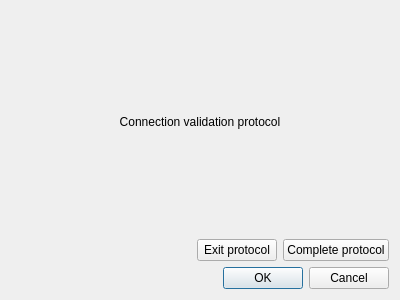
janelia-flyem/NeuTu, file neurolabi/gui/protocols/connectionvalidationprotocol.ui: the form before one commit.
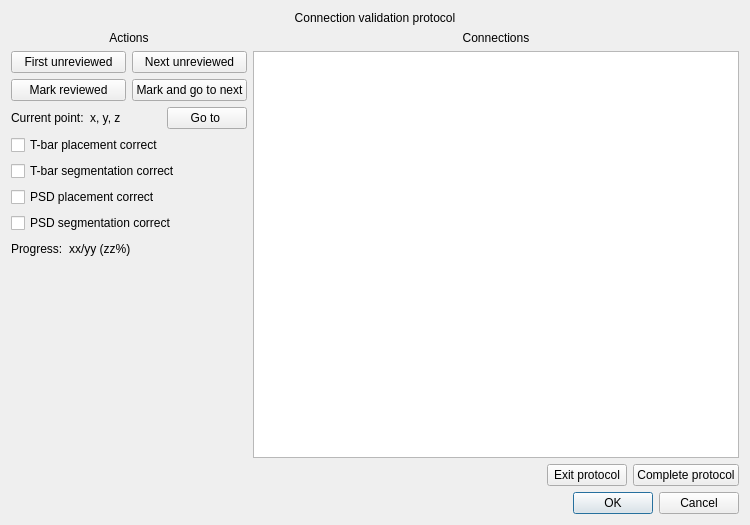
The form after the commit.

Commit message: checkpoint; UI laid out, points load, points select

What changed in the file:
```diff
--- a/neurolabi/gui/protocols/connectionvalidationprotocol.ui
+++ b/neurolabi/gui/protocols/connectionvalidationprotocol.ui
@@ -6,14 +6,14 @@
    <rect>
     <x>0</x>
     <y>0</y>
-    <width>400</width>
-    <height>300</height>
+    <width>750</width>
+    <height>525</height>
    </rect>
   </property>
   <property name="windowTitle">
    <string>Dialog</string>
   </property>
-  <layout class="QVBoxLayout" name="verticalLayout">
+  <layout class="QVBoxLayout" name="verticalLayout" stretch="0,1,0,0">
    <item>
     <widget class="QLabel" name="label">
      <property name="text">
@@ -24,6 +24,197 @@
      </property>
     </widget>
    </item>
+   <item>
+    <layout class="QHBoxLayout" name="horizontalLayout_2" stretch="0,1">
+     <item>
+      <layout class="QVBoxLayout" name="verticalLayout_2">
+       <item>
+        <widget class="QLabel" name="label_2">
+         <property name="text">
+          <string>Actions</string>
+         </property>
+         <property name="alignment">
+          <set>Qt::AlignCenter</set>
+         </property>
+        </widget>
+       </item>
+       <item>
+        <layout class="QHBoxLayout" name="horizontalLayout_3">
+         <item>
+          <widget class="QPushButton" name="firstButton">
+           <property name="text">
+            <string>First unreviewed</string>
+           </property>
+          </widget>
+         </item>
+         <item>
+          <widget class="QPushButton" name="nextButton">
+           <property name="text">
+            <string>Next unreviewed</string>
+           </property>
+          </widget>
+         </item>
+        </layout>
+       </item>
+       <item>
+        <layout class="QHBoxLayout" name="horizontalLayout_4">
+         <item>
+          <widget class="QPushButton" name="markButton">
+           <property name="text">
+            <string>Mark reviewed</string>
+           </property>
+          </widget>
+         </item>
+         <item>
+          <widget class="QPushButton" name="markAndNextButton">
+           <property name="text">
+            <string>Mark and go to next</string>
+           </property>
+          </widget>
+         </item>
+        </layout>
+       </item>
+       <item>
+        <layout class="QHBoxLayout" name="horizontalLayout_5">
+         <item>
+          <widget class="QLabel" name="label_3">
+           <property name="text">
+            <string>Current point:</string>
+           </property>
+          </widget>
+         </item>
+         <item>
+          <widget class="QLabel" name="currentLabel">
+           <property name="text">
+            <string>x, y, z</string>
+           </property>
+          </widget>
+         </item>
+         <item>
+          <spacer name="horizontalSpacer_2">
+           <property name="orientation">
+            <enum>Qt::Horizontal</enum>
+           </property>
+           <property name="sizeHint" stdset="0">
+            <size>
+             <width>40</width>
+             <height>20</height>
+            </size>
+           </property>
+          </spacer>
+         </item>
+         <item>
+          <widget class="QPushButton" name="gotoButton">
+           <property name="text">
+            <string>Go to </string>
+           </property>
+          </widget>
+         </item>
+        </layout>
+       </item>
+       <item>
+        <widget class="QCheckBox" name="tbarCheckBox">
+         <property name="text">
+          <string>T-bar placement correct</string>
+         </property>
+        </widget>
+       </item>
+       <item>
+        <widget class="QCheckBox" name="tbarSegCheckBox">
+         <property name="text">
+          <string>T-bar segmentation correct</string>
+         </property>
+        </widget>
+       </item>
+       <item>
+        <widget class="QCheckBox" name="psdCheckBox">
+         <property name="text">
+          <string>PSD placement correct</string>
+         </property>
+        </widget>
+       </item>
+       <item>
+        <widget class="QCheckBox" name="psdSegCheckBox">
+         <property name="text">
+          <string>PSD segmentation correct</string>
+         </property>
+        </widget>
+       </item>
+       <item>
+        <layout class="QHBoxLayout" name="horizontalLayout_6">
+         <item>
+          <widget class="QLabel" name="label_4">
+           <property name="text">
+            <string>Progress:</string>
+           </property>
+          </widget>
+         </item>
+         <item>
+          <widget class="QLabel" name="progressLabel">
+           <property name="text">
+            <string>xx/yy (zz%)</string>
+           </property>
+          </widget>
+         </item>
+         <item>
+          <spacer name="horizontalSpacer_3">
+           <property name="orientation">
+            <enum>Qt::Horizontal</enum>
+           </property>
+           <property name="sizeHint" stdset="0">
+            <size>
+             <width>40</width>
+             <height>20</height>
+            </size>
+           </property>
+          </spacer>
+         </item>
+        </layout>
+       </item>
+       <item>
+        <spacer name="verticalSpacer">
+         <property name="orientation">
+          <enum>Qt::Vertical</enum>
+         </property>
+         <property name="sizeHint" stdset="0">
+          <size>
+           <width>20</width>
+           <height>40</height>
+          </size>
+         </property>
+        </spacer>
+       </item>
+      </layout>
+     </item>
+     <item>
+      <layout class="QVBoxLayout" name="verticalLayout_4" stretch="0,0">
+       <item>
+        <widget class="QLabel" name="label_7">
+         <property name="text">
+          <string>Connections</string>
+         </property>
+         <property name="alignment">
+          <set>Qt::AlignCenter</set>
+         </property>
+        </widget>
+       </item>
+       <item>
+        <widget class="QTableView" name="sitesTableView">
+         <property name="editTriggers">
+          <set>QAbstractItemView::NoEditTriggers</set>
+         </property>
+         <property name="selectionMode">
+          <enum>QAbstractItemView::SingleSelection</enum>
+         </property>
+         <property name="selectionBehavior">
+          <enum>QAbstractItemView::SelectRows</enum>
+         </property>
+        </widget>
+       </item>
+      </layout>
+     </item>
+    </layout>
+   </item>
    <item>
     <layout class="QHBoxLayout" name="horizontalLayout">
      <item>
```
The commit also changes 6 other files.
